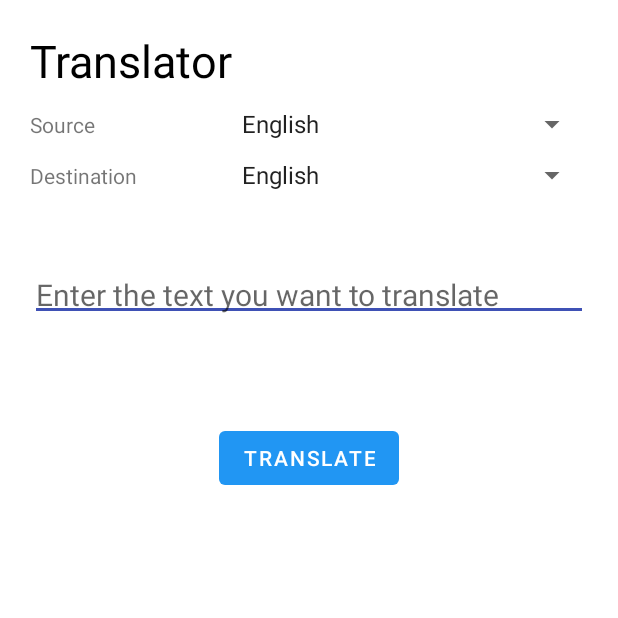
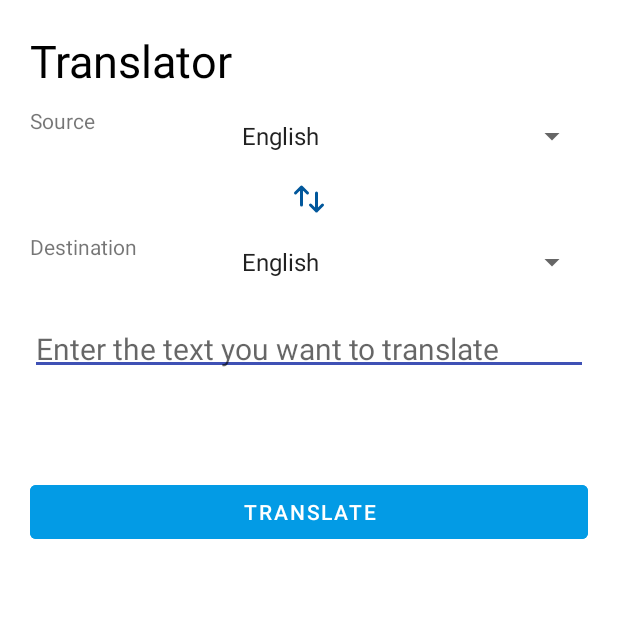
Before and after one commit to nguyenngocduc0027/TravelApp, an Android app: the fragment TranslateFragment shown on its own in the app's theme, on a phone screen of 412 x 824 dp, the top half of it. Run offline under Robolectric (Android 15) with nearby library versions, the phone set to English and light mode, and no system bars; libraries missing offline, so code that uses them is left out: com.google.mlkit.common, com.google.mlkit.nl; 6 statements that could not run were skipped.

Commit message:
improved translator layout, added swap functionality

```diff
--- a/app/src/main/java/com/example/travelapp/fragment/TranslateFragment.java
+++ b/app/src/main/java/com/example/travelapp/fragment/TranslateFragment.java
@@ -6,6 +6,7 @@ import androidx.annotation.NonNull;
 import androidx.annotation.Nullable;
 import androidx.fragment.app.Fragment;
 
+import android.view.KeyEvent;
 import android.view.LayoutInflater;
 import android.view.View;
 import android.view.ViewGroup;
@@ -14,6 +15,7 @@ import android.widget.ArrayAdapter;
 import android.widget.AutoCompleteTextView;
 import android.widget.Button;
 import android.widget.EditText;
+import android.widget.ImageButton;
 import android.widget.Spinner;
 import android.widget.TextView;
 
@@ -33,8 +35,11 @@ public class TranslateFragment extends Fragment {
     private TextView translatedTextView;
     private EditText edtTxt;
     private Button translateBtn;
+    private ImageButton swapBtn;
     private Spinner srcLngSpinner;
     private Spinner destLngSpinner;
+    private ArrayAdapter srcArrayAdapter;
+    private ArrayAdapter destArrayAdapter;
 
     private String selectedSrcLanguage = TranslateLanguage.GERMAN;
     private String selectedDestLanguage = TranslateLanguage.VIETNAMESE;
@@ -52,27 +57,39 @@ public class TranslateFragment extends Fragment {
         edtTxt = translate_fragment_view.findViewById(R.id.idEdtLanguage);
         translatedTextView = translate_fragment_view.findViewById(R.id.idTVTranslated);
         translateBtn = translate_fragment_view.findViewById(R.id.idBtnTranslate);
+        swapBtn = translate_fragment_view.findViewById(R.id.idBtnSwap);
         srcLngSpinner = translate_fragment_view.findViewById(R.id.idSpinnerSrcLang);
         destLngSpinner = translate_fragment_view.findViewById(R.id.idSpinnerDestLang);
 
         translateBtn.setOnClickListener(new View.OnClickListener() {
             @Override
             public void onClick(View v) {
-                String string = edtTxt.getText().toString();
-                System.out.println(string);
-                downloadModel(string);
+                translateText();
             }
         });
 
-        ArrayAdapter srcArrayAdapter = ArrayAdapter.createFromResource(getContext(), R.array.languages_array, android.R.layout.simple_spinner_item);
-        ArrayAdapter destArrayAdapter = ArrayAdapter.createFromResource(getContext(), R.array.languages_array, android.R.layout.simple_spinner_item);
+        swapBtn.setOnClickListener(v -> {
+            invert();
+        });
+
+        edtTxt.setOnKeyListener(new View.OnKeyListener() {
+            @Override
+            public boolean onKey(View v, int keyCode, KeyEvent event) {
+                if ((event.getAction() == KeyEvent.ACTION_DOWN) && (keyCode == KeyEvent.KEYCODE_ENTER)) {
+                    translateText();
+                    return true;
+                }
+                return false;
+            }
+        });
+
+        srcArrayAdapter = ArrayAdapter.createFromResource(getContext(), R.array.languages_array, android.R.layout.simple_spinner_item);
+        destArrayAdapter = ArrayAdapter.createFromResource(getContext(), R.array.languages_array, android.R.layout.simple_spinner_item);
         srcArrayAdapter.setDropDownViewResource(R.layout.dropdown_item);
         destArrayAdapter.setDropDownViewResource(R.layout.dropdown_item);
-        int srcPos = srcArrayAdapter.getPosition(mapCountryCodeToLanguage(selectedSrcLanguage));
-        int destPos = destArrayAdapter.getPosition(mapCountryCodeToLanguage(selectedDestLanguage));
 
-        srcLngSpinner.setAdapter(srcArrayAdapter);
-        srcLngSpinner.setSelection(srcPos);
+        changeAdapterPositionToCurrentLangs();
+
         srcLngSpinner.setOnItemSelectedListener(new AdapterView.OnItemSelectedListener() {
             @Override
             public void onItemSelected(AdapterView<?> parent, View view, int position, long id) {
@@ -88,8 +105,6 @@ public class TranslateFragment extends Fragment {
             }
         });
 
-        destLngSpinner.setAdapter(destArrayAdapter);
-        destLngSpinner.setSelection(destPos);
         destLngSpinner.setOnItemSelectedListener(new AdapterView.OnItemSelectedListener() {
             @Override
             public void onItemSelected(AdapterView<?> parent, View view, int position, long id) {
@@ -166,4 +181,28 @@ public class TranslateFragment extends Fragment {
         }
         return "English";
     }
+
+    private void translateText() {
+        String string = edtTxt.getText().toString();
+        System.out.println(string);
+        downloadModel(string);
+    }
+
+    private void invert() {
+        String tmp = selectedSrcLanguage;
+        selectedSrcLanguage = selectedDestLanguage;
+        selectedDestLanguage = tmp;
+        setTranslateOptions();
+        setTranslator();
+        changeAdapterPositionToCurrentLangs();
+    }
+
+    private void changeAdapterPositionToCurrentLangs() {
+        int srcPos = srcArrayAdapter.getPosition(mapCountryCodeToLanguage(selectedSrcLanguage));
+        int destPos = destArrayAdapter.getPosition(mapCountryCodeToLanguage(selectedDestLanguage));
+        srcLngSpinner.setAdapter(srcArrayAdapter);
+        srcLngSpinner.setSelection(srcPos);
+        destLngSpinner.setAdapter(destArrayAdapter);
+        destLngSpinner.setSelection(destPos);
+    }
 }
--- a/app/src/main/res/layout/fragment_translate.xml
+++ b/app/src/main/res/layout/fragment_translate.xml
@@ -1,6 +1,7 @@
 <?xml version="1.0" encoding="utf-8"?>
 <RelativeLayout
     xmlns:android="http://schemas.android.com/apk/res/android"
+    xmlns:app="http://schemas.android.com/apk/res-auto"
     xmlns:tools="http://schemas.android.com/tools"
     android:layout_width="match_parent"
     android:layout_height="match_parent"
@@ -21,20 +22,24 @@
         android:id="@+id/idEdtLanguage"
         android:layout_width="match_parent"
         android:layout_height="wrap_content"
-        android:layout_marginTop="50dp"
+        android:layout_marginTop="20dp"
         android:hint="Enter the text you want to translate"
         android:padding="4dp"
+        android:inputType="text"
         android:textColor="@color/black"
         android:textSize="20sp"
-        android:layout_below="@id/destLang"/>
+        android:layout_below="@id/langPicker"/>
 
     <Button
         android:id="@+id/idBtnTranslate"
-        android:layout_width="wrap_content"
+        android:layout_width="match_parent"
         android:layout_height="wrap_content"
         android:layout_below="@id/idTVTranslated"
         android:layout_centerInParent="true"
-        android:text="Translate"/>
+        android:text="Translate"
+        android:textColor="@color/white"
+        android:backgroundTint="@color/light_blue_600"
+        />
 
     <TextView
         android:id="@+id/idTVTranslated"
@@ -49,44 +54,61 @@
         android:textSize="20sp"/>
 
     <LinearLayout
+        android:id="@+id/langPicker"
+        android:layout_width="match_parent"
+        android:layout_height="wrap_content"
+        android:layout_below="@id/idHeaderTranslate"
+        android:orientation="vertical">
+
+        <LinearLayout
             android:id="@+id/sourceLang"
             android:layout_width="match_parent"
-        android:layout_height="wrap_content"
-        android:layout_below="@id/idHeaderTranslate">
+            android:layout_height="40dp">
             <TextView
                 android:id="@+id/labelSourceLang"
                 android:layout_width="200px"
-            android:layout_height="wrap_content"
+                android:layout_height="match_parent"
                 android:text="Source"
                 />
 
             <Spinner
                 android:id="@+id/idSpinnerSrcLang"
                 android:layout_width="match_parent"
-            android:layout_height="wrap_content"
+                android:layout_height="match_parent"
                 android:layout_below="@id/labelSourceLang"
                 />
         </LinearLayout>
 
+        <ImageButton
+            android:id="@+id/idBtnSwap"
+            android:layout_width="match_parent"
+            android:layout_height="wrap_content"
+            android:layout_below="@id/sourceLang"
+            android:layout_above="@id/destLang"
+            android:src="@drawable/ic_swap_arrows"
+            app:tint="@color/light_blue_900"
+            android:backgroundTint="@color/white" />
+
         <LinearLayout
             android:id="@+id/destLang"
             android:layout_width="match_parent"
-        android:layout_height="wrap_content"
+            android:layout_height="40dp"
             android:layout_below="@id/sourceLang"
-        android:layout_marginTop="10sp">
+            android:layout_marginTop="0dp">
             <TextView
                 android:id="@+id/labelDestLang"
                 android:layout_width="200px"
-            android:layout_height="wrap_content"
+                android:layout_height="match_parent"
                 android:text="Destination"
                 />
 
             <Spinner
                 android:id="@+id/idSpinnerDestLang"
                 android:layout_width="match_parent"
-            android:layout_height="wrap_content"
+                android:layout_height="match_parent"
                 android:layout_below="@id/labelSourceLang"
                 />
         </LinearLayout>
+    </LinearLayout>
 
 </RelativeLayout>
```
Lines whose indentation alone changed are shown as unchanged.
